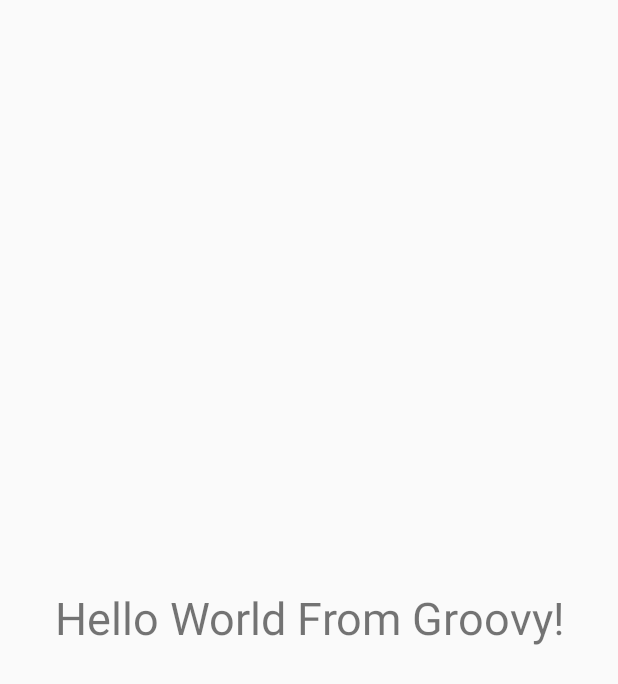
After one commit to snowdream/test, an Android app: the layout main_fragment.xml on its own in the app's theme, with its tools: preview values and no code run, on a phone screen of 412 x 824 dp. The commit adds this screen. Shown: the top 684 px of the screen. Run offline under Robolectric (Android 15) with nearby library versions, the phone set to English and light mode, and no system bars.

Commit message:
Add: groovy

```diff
--- a/android/groovy/HelloWorld/app/src/main/java/com/github/snowdream/groovy/helloworld/MainActivity.java
+++ b/android/groovy/HelloWorld/app/src/main/java/com/github/snowdream/groovy/helloworld/MainActivity.java
@@ -22,8 +22,8 @@ public class MainActivity extends AppCompatActivity {
         fab.setOnClickListener(new View.OnClickListener() {
             @Override
             public void onClick(View view) {
-                Snackbar.make(view, "Replace with your own action", Snackbar.LENGTH_LONG)
-                        .setAction("Action", null).show();
+                MainFragment fragment = new MainFragment();
+                getSupportFragmentManager().beginTransaction().add(fragment,"groovy").commit();
             }
         });
     }
--- /dev/null
+++ b/android/groovy/HelloWorld/app/src/main/res/layout/main_fragment.xml
@@ -0,0 +1,10 @@
+<?xml version="1.0" encoding="utf-8"?>
+<LinearLayout xmlns:android="http://schemas.android.com/apk/res/android"
+              android:layout_width="match_parent"
+              android:layout_height="match_parent">
+
+    <TextView android:layout_width="match_parent" android:layout_height="match_parent"
+              android:text="Hello World From Groovy!"
+              android:gravity="center"
+              android:textSize="30sp"/>
+</LinearLayout>
--- a/android/groovy/HelloWorld/build.gradle
+++ b/android/groovy/HelloWorld/build.gradle
@@ -6,8 +6,9 @@ buildscript {
         maven { url "https://plugins.gradle.org/m2" }
     }
     dependencies {
-        classpath 'com.android.tools.build:gradle:2.0.0'
+        classpath 'com.android.tools.build:gradle:2.1.2'
         classpath "gradle.plugin.com.dorongold.plugins:task-tree:1.2.2"
+        classpath 'org.codehaus.groovy:groovy-android-gradle-plugin:1.0.0'
 
         // NOTE: Do not place your application dependencies here; they belong
         // in the individual module build.gradle files
```
Also changed, not shown: android/groovy/HelloWorld/app/build.gradle (+26 -1 lines), 1 other file.
